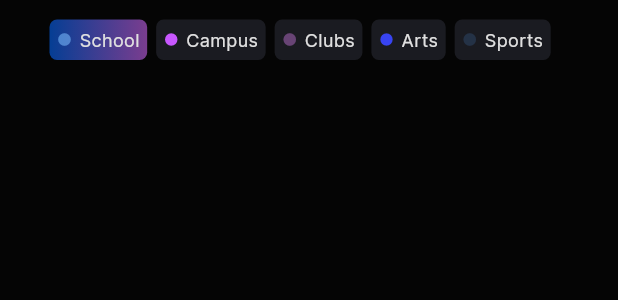
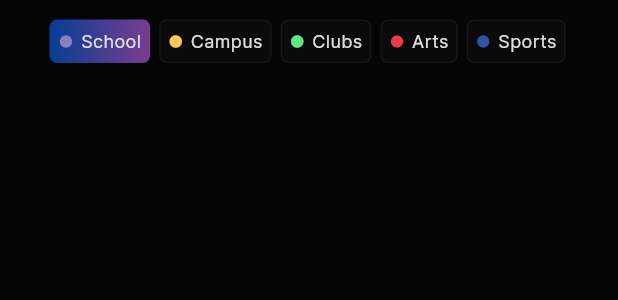
Before and after one commit to DoomKitty87/integrand-mobile, a Flutter app: the FilterBar widget shown alone on an empty page, opened directly with empty values, on a phone screen of 412 x 824 dp. Shown: the top 300 px of the screen. Run offline on Flutter 3.47's test engine with Material 3 defaults, Android fonts, the phone set to English and light mode, and no system bars; our stand-ins replace barcode_widget, flutter_animate, flutter_markdown, geolocator, shared_preferences; accounts and stored records are empty; network calls fail; statements that could not run were skipped; project files that could hold a hidden picture were left out.

Commit message:
calendar look

```diff
--- a/integrand/lib/app_page_tree/normal/main_pages/calendar.dart
+++ b/integrand/lib/app_page_tree/normal/main_pages/calendar.dart
@@ -143,9 +143,13 @@ class FilterBar extends StatelessWidget {
             },
             child: Container(
               decoration: BoxDecoration(
-                color: filter == index ? null : lightGrey,
+                color: filter == index ? null : primaryColor,
                 gradient: filter == index ? textGradient : null,
                 borderRadius: const BorderRadius.all(Radius.circular(5)),
+                border: Border.all(
+                    color:
+                        filter == index ? Colors.transparent : highlightColor,
+                    width: 1),
               ),
               margin: const EdgeInsets.all(3),
               padding: const EdgeInsets.all(5),
--- a/integrand/lib/consts.dart
+++ b/integrand/lib/consts.dart
@@ -34,11 +34,11 @@ class BorderLine extends StatelessWidget {
 }
 
 const List<Color> eventTypeColors = [
-  Color(0x8E7DBEFF),
-  Color(0xFFC857FF),
-  Color(0x61E786FF),
-  Color(0xF03A47FF),
-  Color(0x2B56A1FF),
+  Color(0xFF8E7DBE),
+  Color(0xFFFFC857),
+  Color(0xFF61E786),
+  Color(0xFFF03A47),
+  Color(0xFF2B56A1),
 ];
 
 const List<String> eventTypeNames = [
```
